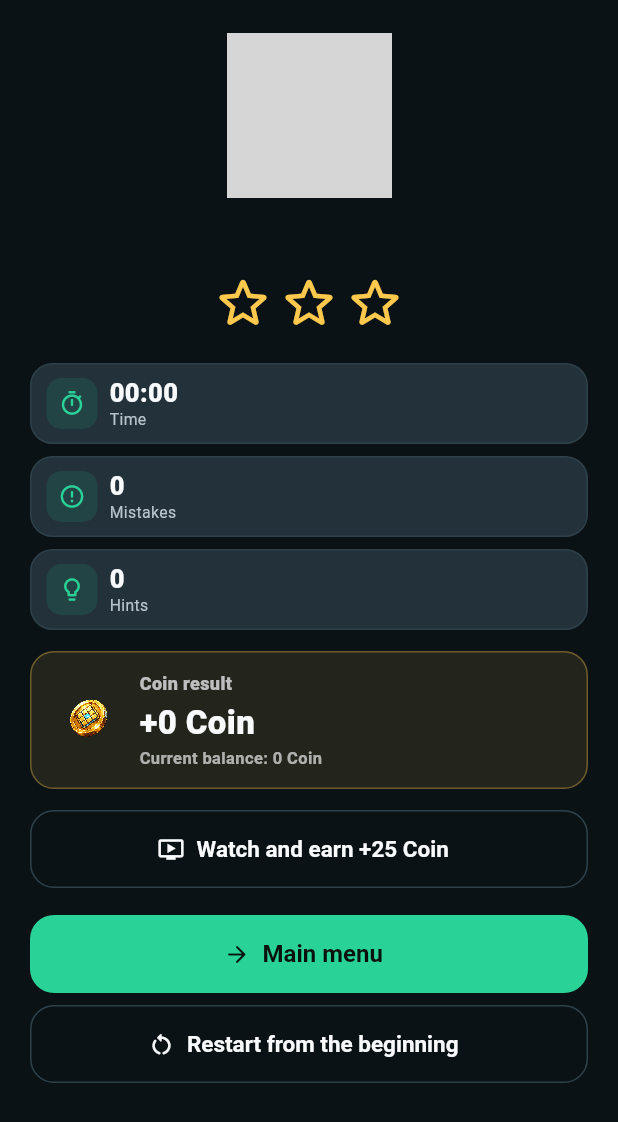
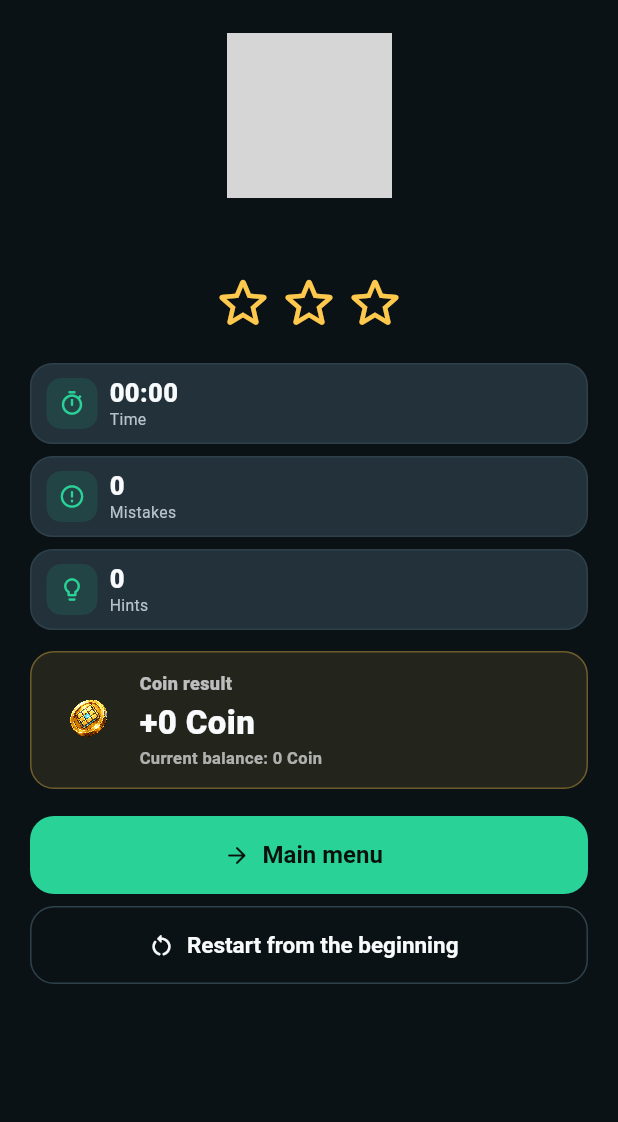
Before and after one commit to ahmtilhn/sudoku_game, a Flutter app: the _GameResultSheet widget shown alone on an empty page, opened directly with empty values, on a phone screen of 412 x 824 dp. Shown: the top 1122 px of the screen. Run offline on Flutter 3.47's test engine with Material 3 defaults, Android fonts, the phone set to English and light mode, and no system bars; our stand-ins replace firebase_analytics, firebase_auth, firebase_core, firebase_crashlytics, firebase_messaging, flutter_local_notifications and 6 more; missing offline and left inert: app_tracking_transparency, facebook_app_events, firebase_app_check, in_app_purchase_android; accounts and stored records are empty; statements that could not run were skipped; grey boxes are pictures that could not be loaded.

Commit message:
economy: remove retired generic result reward ad

```diff
--- a/lib/features/game/enhanced_game_screen.dart
+++ b/lib/features/game/enhanced_game_screen.dart
@@ -962,9 +962,6 @@ class _GameResultSheet extends StatefulWidget {
 }
 
 class _GameResultSheetState extends State<_GameResultSheet> {
-  bool _rewardBusy = false;
-  bool _rewardClaimed = false;
-  String? _message;
   late int _earnedCoins;
   late int _balance;
 
@@ -973,28 +970,6 @@ class _GameResultSheetState extends State<_GameResultSheet> {
     super.initState();
     _earnedCoins = widget.initialEarnedCoins;
     _balance = widget.initialBalance;
-  }
-
-  Future<void> _claimReward() async {
-    if (_rewardBusy || _rewardClaimed) return;
-    setState(() {
-      _rewardBusy = true;
-      _message = null;
-    });
-    final reward =
-        await EconomyService.instance.claimCareerRewardedInterstitialCoins();
-    if (!mounted) return;
-    setState(() {
-      _rewardBusy = false;
-      _rewardClaimed = reward > 0;
-      if (reward > 0) {
-        _earnedCoins += reward;
-        _balance = EconomyService.instance.balance;
-      }
-      _message = reward > 0
-          ? context.tr('coin_added_wallet', <Object>[reward])
-          : context.tr('rewarded_ad_unavailable');
-    });
   }
 
   @override
@@ -1118,25 +1093,6 @@ class _GameResultSheetState extends State<_GameResultSheet> {
                 ],
               ),
             ),
-            if (!AdsService.instance.noAds && !_rewardClaimed) ...[
-              const SizedBox(height: 14),
-              OutlinedButton.icon(
-                onPressed: _rewardBusy ? null : _claimReward,
-                icon: _rewardBusy
-                    ? const SizedBox.square(
-                        dimension: 18,
-                        child: CircularProgressIndicator(strokeWidth: 2),
-                      )
-                    : const Icon(Icons.ondemand_video_outlined),
-                label: Text(
-                  context.tr('watch_and_earn_coin', const <Object>[25]),
-                ),
-              ),
-            ],
-            if (_message != null) ...[
-              const SizedBox(height: 8),
-              Text(_message!, textAlign: TextAlign.center),
-            ],
             const SizedBox(height: 18),
             FilledButton.icon(
               onPressed: () => Navigator.of(context).pop(
```
